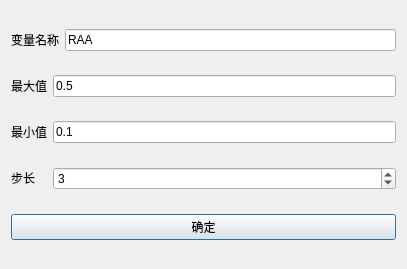
BeQuiet1228/FreeCAD, file src/SmartContorl/VariateInputDialog.ui: the form before one commit.
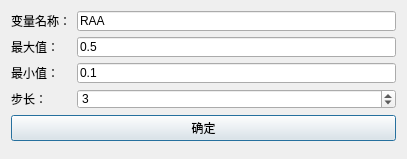
The form after the commit.

```diff
--- a/src/SmartContorl/VariateInputDialog.ui
+++ b/src/SmartContorl/VariateInputDialog.ui
@@ -7,7 +7,7 @@
     <x>0</x>
     <y>0</y>
     <width>407</width>
-    <height>269</height>
+    <height>159</height>
    </rect>
   </property>
   <property name="windowTitle">
@@ -18,13 +18,37 @@
     <layout class="QHBoxLayout" name="horizontalLayout">
      <item>
       <widget class="QLabel" name="label">
+       <property name="minimumSize">
+        <size>
+         <width>60</width>
+         <height>20</height>
+        </size>
+       </property>
+       <property name="maximumSize">
+        <size>
+         <width>60</width>
+         <height>20</height>
+        </size>
+       </property>
        <property name="text">
-        <string>变量名称</string>
+        <string>变量名称：</string>
        </property>
       </widget>
      </item>
      <item>
       <widget class="QLineEdit" name="lineEditName">
+       <property name="minimumSize">
+        <size>
+         <width>0</width>
+         <height>20</height>
+        </size>
+       </property>
+       <property name="maximumSize">
+        <size>
+         <width>16777215</width>
+         <height>20</height>
+        </size>
+       </property>
        <property name="text">
         <string>RAA</string>
        </property>
@@ -36,13 +60,37 @@
     <layout class="QHBoxLayout" name="horizontalLayout_3">
      <item>
       <widget class="QLabel" name="label_3">
+       <property name="minimumSize">
+        <size>
+         <width>60</width>
+         <height>20</height>
+        </size>
+       </property>
+       <property name="maximumSize">
+        <size>
+         <width>60</width>
+         <height>20</height>
+        </size>
+       </property>
        <property name="text">
-        <string>最大值</string>
+        <string>最大值：</string>
        </property>
       </widget>
      </item>
      <item>
       <widget class="QLineEdit" name="lineEditMax">
+       <property name="minimumSize">
+        <size>
+         <width>0</width>
+         <height>20</height>
+        </size>
+       </property>
+       <property name="maximumSize">
+        <size>
+         <width>16777215</width>
+         <height>20</height>
+        </size>
+       </property>
        <property name="text">
         <string>0.5</string>
        </property>
@@ -54,13 +102,37 @@
     <layout class="QHBoxLayout" name="horizontalLayout_2">
      <item>
       <widget class="QLabel" name="label_4">
+       <property name="minimumSize">
+        <size>
+         <width>60</width>
+         <height>20</height>
+        </size>
+       </property>
+       <property name="maximumSize">
+        <size>
+         <width>60</width>
+         <height>20</height>
+        </size>
+       </property>
        <property name="text">
-        <string>最小值</string>
+        <string>最小值：</string>
        </property>
       </widget>
      </item>
      <item>
       <widget class="QLineEdit" name="lineEditMini">
+       <property name="minimumSize">
+        <size>
+         <width>0</width>
+         <height>20</height>
+        </size>
+       </property>
+       <property name="maximumSize">
+        <size>
+         <width>16777215</width>
+         <height>20</height>
+        </size>
+       </property>
        <property name="text">
         <string>0.1</string>
        </property>
@@ -74,18 +146,18 @@
       <widget class="QLabel" name="label_5">
        <property name="minimumSize">
         <size>
-         <width>36</width>
+         <width>60</width>
          <height>20</height>
         </size>
        </property>
        <property name="maximumSize">
         <size>
-         <width>36</width>
+         <width>60</width>
          <height>20</height>
         </size>
        </property>
        <property name="text">
-        <string>步长</string>
+        <string>步长：</string>
        </property>
       </widget>
      </item>
@@ -97,6 +169,12 @@
          <height>20</height>
         </size>
        </property>
+       <property name="maximumSize">
+        <size>
+         <width>16777215</width>
+         <height>20</height>
+        </size>
+       </property>
        <property name="value">
         <number>3</number>
        </property>
@@ -117,6 +195,19 @@
      </property>
     </widget>
    </item>
+   <item row="5" column="0">
+    <spacer name="verticalSpacer">
+     <property name="orientation">
+      <enum>Qt::Vertical</enum>
+     </property>
+     <property name="sizeHint" stdset="0">
+      <size>
+       <width>20</width>
+       <height>1</height>
+      </size>
+     </property>
+    </spacer>
+   </item>
   </layout>
  </widget>
  <resources/>
```
